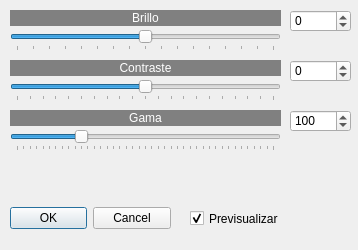
This is QFotoPaint5/brillocontraste.ui in sararoca/infgraf as Qt 5 draws it before an edit. The edited form follows.
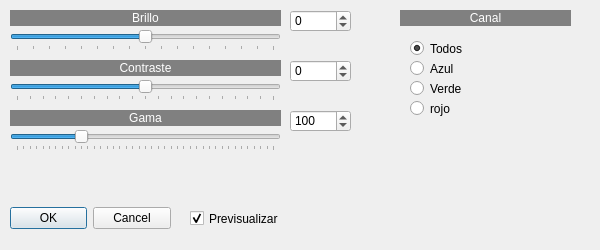
This is the edited form. Icons and pictures are not drawn.

```diff
--- a/QFotoPaint5/brillocontraste.ui
+++ b/QFotoPaint5/brillocontraste.ui
@@ -9,7 +9,7 @@
    <rect>
     <x>0</x>
     <y>0</y>
-    <width>358</width>
+    <width>600</width>
     <height>250</height>
    </rect>
   </property>
@@ -21,13 +21,13 @@
   </property>
   <property name="minimumSize">
    <size>
-    <width>358</width>
+    <width>600</width>
     <height>250</height>
    </size>
   </property>
   <property name="maximumSize">
    <size>
-    <width>358</width>
+    <width>600</width>
     <height>250</height>
    </size>
   </property>
@@ -262,6 +262,81 @@
     <number>256</number>
    </property>
   </widget>
+  <widget class="QRadioButton" name="radioButton">
+   <property name="geometry">
+    <rect>
+     <x>410</x>
+     <y>40</y>
+     <width>82</width>
+     <height>17</height>
+    </rect>
+   </property>
+   <property name="text">
+    <string>Todos</string>
+   </property>
+   <property name="checked">
+    <bool>true</bool>
+   </property>
+  </widget>
+  <widget class="QRadioButton" name="radioButton_4">
+   <property name="geometry">
+    <rect>
+     <x>410</x>
+     <y>100</y>
+     <width>82</width>
+     <height>17</height>
+    </rect>
+   </property>
+   <property name="text">
+    <string>rojo</string>
+   </property>
+  </widget>
+  <widget class="QRadioButton" name="radioButton_2">
+   <property name="geometry">
+    <rect>
+     <x>410</x>
+     <y>60</y>
+     <width>82</width>
+     <height>17</height>
+    </rect>
+   </property>
+   <property name="text">
+    <string>Azul</string>
+   </property>
+  </widget>
+  <widget class="QLabel" name="label_4">
+   <property name="geometry">
+    <rect>
+     <x>400</x>
+     <y>10</y>
+     <width>171</width>
+     <height>16</height>
+    </rect>
+   </property>
+   <property name="styleSheet">
+    <string notr="true">background-color: rgb(128, 128, 128);
+color: rgb(255, 255, 255);</string>
+   </property>
+   <property name="text">
+    <string>Canal</string>
+   </property>
+   <property name="alignment">
+    <set>Qt::AlignCenter</set>
+   </property>
+  </widget>
+  <widget class="QRadioButton" name="radioButton_3">
+   <property name="geometry">
+    <rect>
+     <x>410</x>
+     <y>80</y>
+     <width>82</width>
+     <height>17</height>
+    </rect>
+   </property>
+   <property name="text">
+    <string>Verde</string>
+   </property>
+  </widget>
  </widget>
  <resources>
   <include location="recursos.qrc"/>
```
